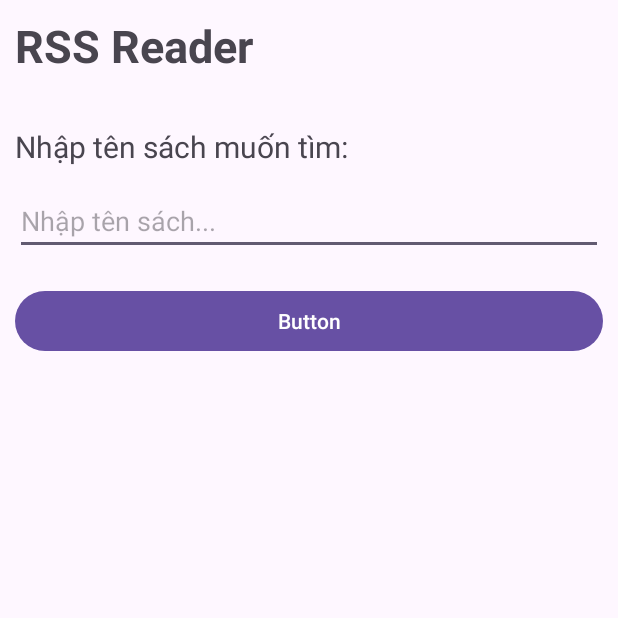
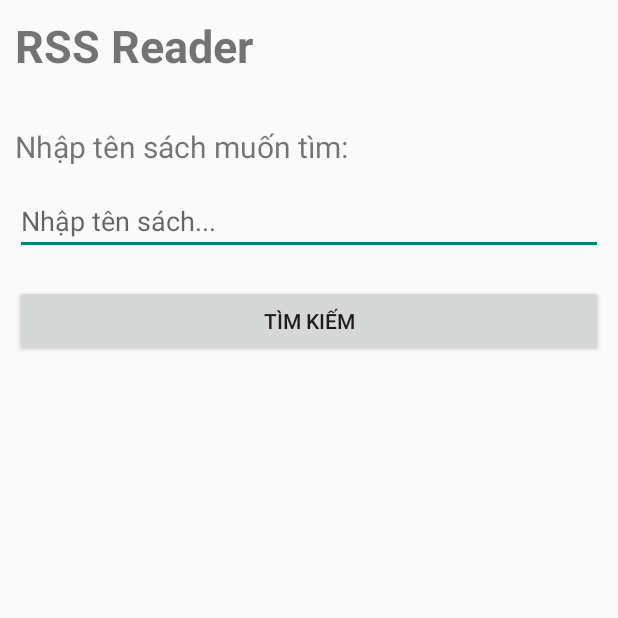
Before and after one commit to duyKhanh026/rssreader, an Android app: the screen it shows after launch (MainActivity), on a phone screen of 412 x 824 dp, the top half of it. Run offline under Robolectric (Android 15) with nearby library versions, the phone set to English and light mode, and no system bars.

Commit message:
test commit and push

```diff
--- a/app/src/main/res/layout/activity_main.xml
+++ b/app/src/main/res/layout/activity_main.xml
@@ -47,7 +47,7 @@
             android:layout_width="match_parent"
             android:layout_height="wrap_content"
             android:layout_marginBottom="20px"
-            android:text="Button" />
+            android:text="Tìm kiếm" />
         <androidx.recyclerview.widget.RecyclerView
             android:id="@+id/recyclerView"
             android:layout_width="match_parent"
--- a/app/src/main/res/values/themes.xml
+++ b/app/src/main/res/values/themes.xml
@@ -1,6 +1,6 @@
 <resources xmlns:tools="http://schemas.android.com/tools">
     <!-- Base application theme. -->
-    <style name="Base.Theme.RSSReader" parent="Theme.Material3.DayNight.NoActionBar">
+    <style name="Base.Theme.RSSReader" parent="Theme.AppCompat.Light.NoActionBar">
         <!-- Customize your light theme here. -->
         <!-- <item name="colorPrimary">@color/my_light_primary</item> -->
     </style>
```
